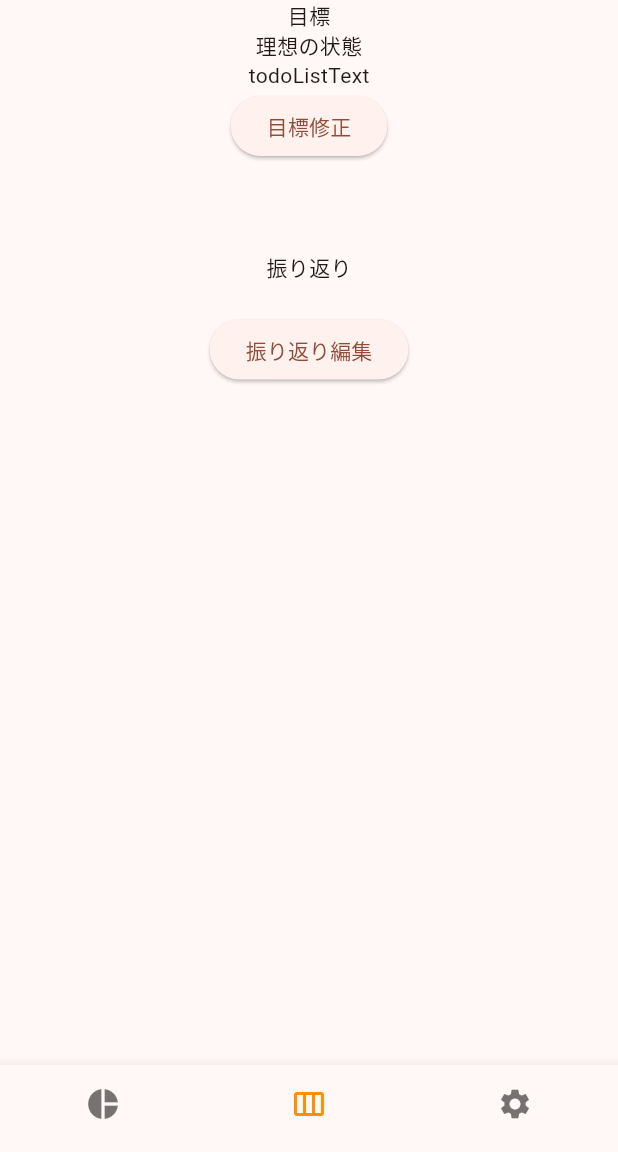
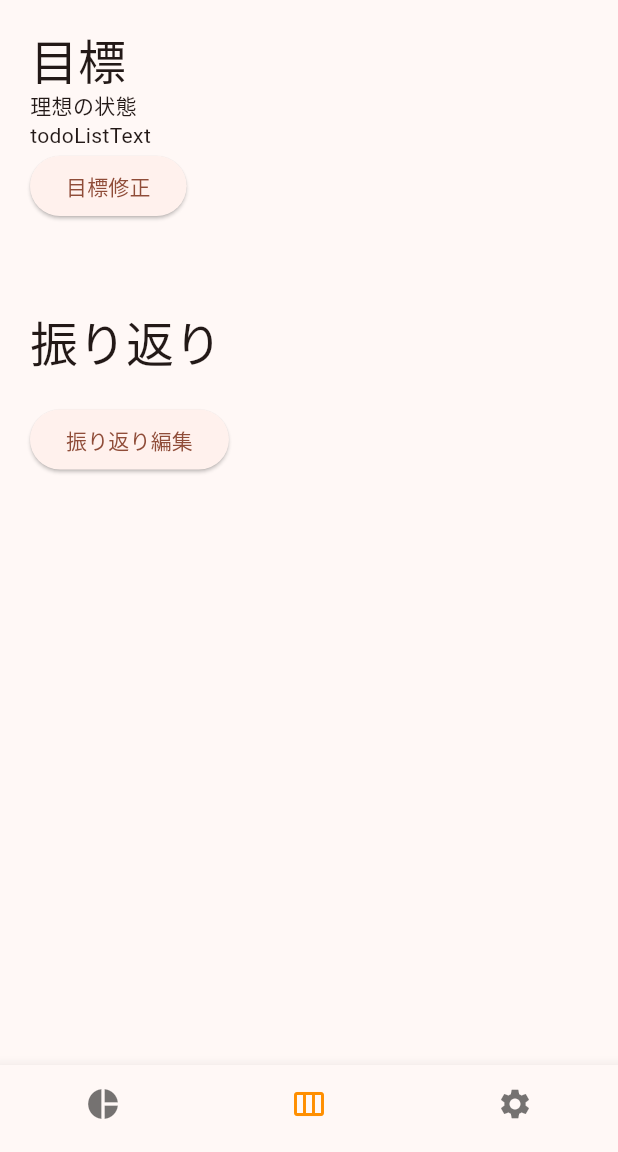
Before and after one commit to negi524/diary_demo_app, a Flutter app: the screen it shows after launch, item 2 of the bottom bar chosen, on a phone screen of 412 x 824 dp, the part 84-1236 px from its top. Run offline on Flutter 3.47's test engine with Material 3 defaults, Android fonts, the phone set to English and light mode, and no system bars; missing offline and left inert: flutter_radar_chart.

Commit message:
feat: 週ページの中央寄せ解除

```diff
--- a/lib/review_edit_page.dart
+++ b/lib/review_edit_page.dart
@@ -23,6 +23,7 @@ class ReviewEditPage extends StatelessWidget {
                 border: OutlineInputBorder(
                     borderRadius: BorderRadius.all(Radius.circular(4.0))),
                 hintText: 'ここに振り返りを入力'),
+            maxLines: null,
             onChanged: (text) {
               inputText = text;
             },
--- a/lib/week_widget.dart
+++ b/lib/week_widget.dart
@@ -25,21 +25,25 @@ class _WeekWidgetState extends State<WeekWidget> {
   Widget build(BuildContext context) {
     var appState = context.watch<MyAppState>();
 
-    return Center(
+    return Padding(
+      padding: const EdgeInsets.all(20),
       child: Column(
+        crossAxisAlignment: CrossAxisAlignment.start,
         children: [
-        Text('目標'),
+          Text('目標', style: Theme.of(context).textTheme.headlineLarge),
           Text(appState.getIdealState()),
           Text(appState.getTodoListText()),
           ElevatedButton(
               onPressed: () {
                 // ボタンが押されたときの処理
-              Navigator.push(context,
-                  MaterialPageRoute(builder: (context) => WeekGoalEditPage()));
+                Navigator.push(
+                    context,
+                    MaterialPageRoute(
+                        builder: (context) => WeekGoalEditPage()));
               },
               child: Text('目標修正')),
           SizedBox(height: 60),
-        Text('振り返り'),
+          Text('振り返り', style: Theme.of(context).textTheme.headlineLarge),
           Text(appState.getWeekReviewText()),
           ElevatedButton(
               onPressed: () {
@@ -49,6 +53,7 @@ class _WeekWidgetState extends State<WeekWidget> {
               },
               child: Text('振り返り編集')),
         ],
-    ));
+      ),
+    );
   }
 }
```
Lines whose indentation alone changed are shown as unchanged.
